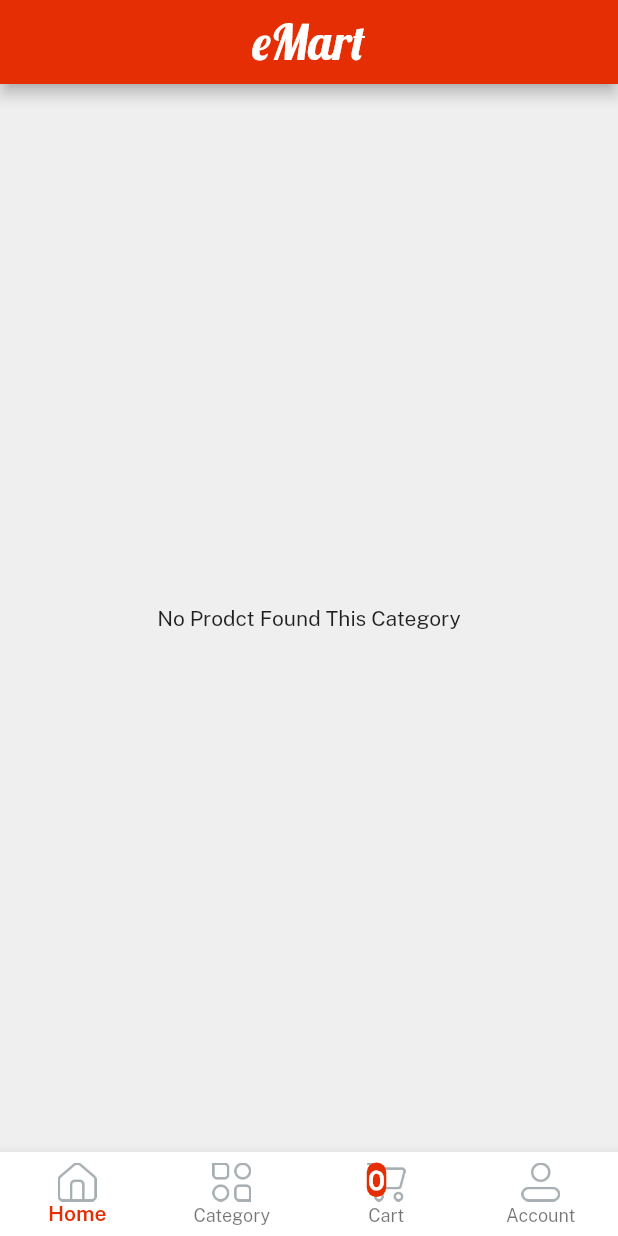
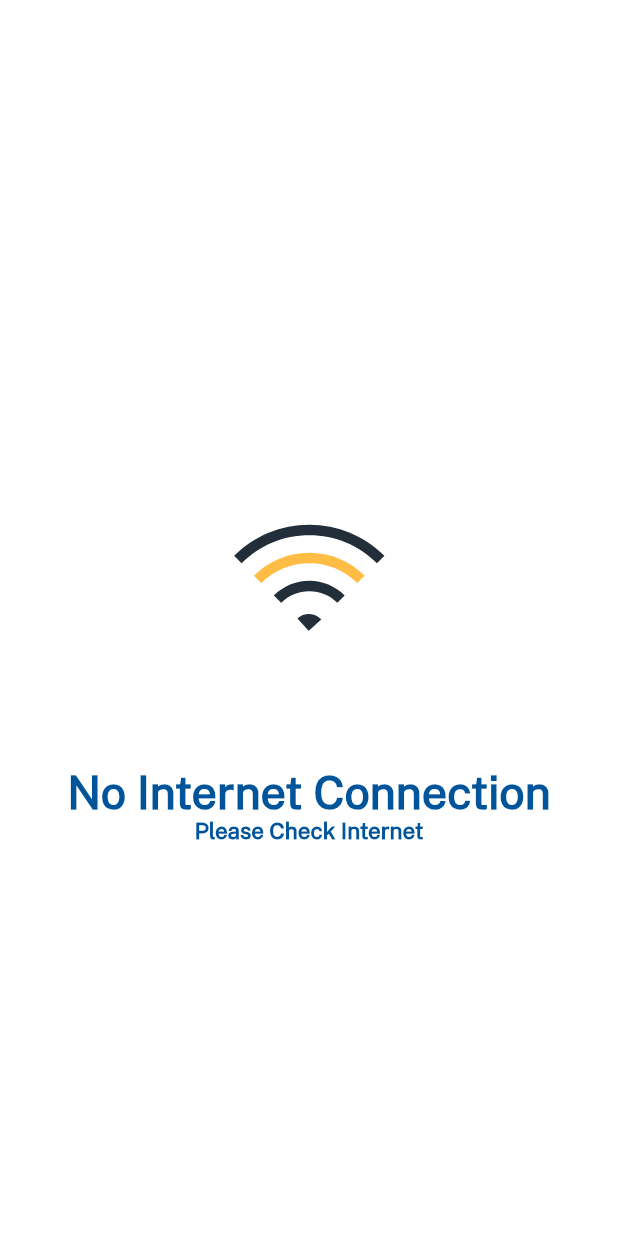
Before and after one commit to desai-rohit/emart, a Flutter app: the screen it shows once a user with an empty profile is signed in, on a phone screen of 412 x 824 dp. Run offline on Flutter 3.47's test engine with Material 2 defaults, Android fonts, the light colour scheme and no system bars; our stand-ins replace cached_network_image, cloud_firestore, connectivity_plus, firebase_auth, firebase_core, firebase_storage and 7 more; missing offline and left inert: razorpay_flutter; accounts and stored records are empty.

Commit message:
connectivity check

```diff
--- a/lib/views/pages/home.dart
+++ b/lib/views/pages/home.dart
@@ -5,6 +5,8 @@ import 'package:ecommerse_dev_app/services/firestore_services.dart';
 import 'package:ecommerse_dev_app/views/pages/cart_page/cart_page.dart';
 import 'package:ecommerse_dev_app/views/pages/category_screen/category_screen.dart';
 import 'package:ecommerse_dev_app/views/pages/home_screen/home_page.dart';
+import 'package:ecommerse_dev_app/views/pages/no_internet/no_internet.dart';
+import 'package:ecommerse_dev_app/views/pages/no_internet/provider_internet.dart';
 import 'package:ecommerse_dev_app/views/pages/profile_page/profile_page.dart';
 import 'package:get/get.dart';
 
@@ -18,11 +20,24 @@ class Home extends StatefulWidget {
 
 class _HomeState extends State<Home> {
 
+  @override
+  void initState() {
+
+ var controller = Get.put(ProviderInternet());
+
+ controller.startMonitoring();
+
+    super.initState();
+  }
+
 
   @override
   Widget build(BuildContext context) {
     // init home controller
+
     var controller = Get.put(HomeController());
+     var providerinternet = Get.put(ProviderInternet());
+     print(providerinternet.isOnline.value);
     var navbarItem = [
       BottomNavigationBarItem(
           icon: Image.asset(
@@ -87,25 +102,24 @@ class _HomeState extends State<Home> {
       const CartPage(),
       const ProfilePage(),
     ];
-    return Scaffold(
+    return Obx(()=>
+     providerinternet.isOnline.value? Scaffold(
           body: Column(
             children: [
               // Obx(
               //   () => Expanded(
               //       child: navbody.elementAt(controller.currentNavIndex.value)),
               // ),
-            Obx(
-              () => Expanded(
-                child: IndexedStack(
+              Expanded(
+                  child:IndexedStack(
                     index: controller.currentNavIndex.value,
                     children: navbody,
+                  )
                 ),
-              ),
-            )
+
             ],
           ),
-        bottomNavigationBar: Obx(
-          (() => BottomNavigationBar(
+          bottomNavigationBar:  BottomNavigationBar(
                   currentIndex: controller.currentNavIndex.value,
                   type: BottomNavigationBarType.fixed,
                   backgroundColor: whiteColor,
@@ -115,7 +129,9 @@ class _HomeState extends State<Home> {
                   onTap: (value) {
                     controller.currentNavIndex.value = value;
                   },
-              )),
-        ));
+                )
+
+          ):const NoInternet(),
+    );
   }
 }
--- /dev/null
+++ b/lib/views/pages/no_internet/no_internet.dart
@@ -0,0 +1,42 @@
+import 'package:flutter/material.dart';
+import 'package:lottie/lottie.dart';
+
+class NoInternet extends StatefulWidget {
+  const NoInternet({Key? key}) : super(key: key);
+
+  @override
+  State<NoInternet> createState() => _NoInternetState();
+}
+
+class _NoInternetState extends State<NoInternet> {
+  @override
+  Widget build(BuildContext context) {
+    return Scaffold(
+      body: SafeArea(
+          child: Column(
+        mainAxisAlignment: MainAxisAlignment.center,
+        children: [
+          Lottie.asset('assets/no_internet.json',height: 250,width: 250),
+          const Center(
+            child: Text(
+              "No Internet Connection",
+              style: TextStyle(
+                  fontSize: 30,
+                  fontWeight: FontWeight.bold,
+                  color: Color.fromARGB(255, 0, 84, 153)),
+            ),
+          ),
+          const Center(
+            child: Text(
+              "Please Check Internet",
+              style: TextStyle(
+                  fontSize: 15,
+                  fontWeight: FontWeight.bold,
+                  color: Color.fromARGB(255, 0, 84, 153)),
+            ),
+          )
+        ],
+      )),
+    );
+  }
+}
--- /dev/null
+++ b/lib/views/pages/no_internet/provider_internet.dart
@@ -0,0 +1,61 @@
+import 'dart:io';
+import 'package:connectivity_plus/connectivity_plus.dart';
+import 'package:flutter/services.dart';
+import 'package:get/get.dart';
+
+class ProviderInternet extends GetxController {
+  final Connectivity _connectivity = Connectivity();
+
+  RxBool isOnline = false.obs;
+ // RxBool get isOnline => _isOnline.obs;
+
+  startMonitoring() async {
+    await initConnectivity();
+    _connectivity.onConnectivityChanged.listen((result) async {
+      if (result == ConnectivityResult.none) {
+        //isOnline.value = false;
+        isOnline(false);
+        update();
+        // notifyListeners();
+      } else {
+        await _updateConnectionStatus().then((bool isconnected) {
+        //  isOnline.value = isconnected;
+           isOnline(isconnected);
+          update();
+         // notifyListeners();
+
+        });
+      }
+    });
+  }
+
+  Future<void> initConnectivity() async {
+    try {
+      var status = await _connectivity.checkConnectivity();
+
+      if (status == ConnectivityResult.none) {
+       // isOnline.value = false;
+         isOnline(false);
+      } else {
+       // isOnline.value = true;
+         isOnline(true);
+        update();
+       // notifyListeners();
+      }
+    } on PlatformException {}
+  }
+
+  Future<bool> _updateConnectionStatus() async {
+    bool? isconnected;
+    try {
+      final List<InternetAddress> result =
+          await InternetAddress.lookup("google.com");
+      if (result.isNotEmpty && result[0].rawAddress.isNotEmpty) {
+        isconnected = true;
+      }
+    } on SocketException catch (_) {
+      isconnected = false;
+    }
+    return isconnected!;
+  }
+}
--- a/pubspec.yaml
+++ b/pubspec.yaml
@@ -53,6 +53,10 @@ dependencies:
   cloud_firestore: ^4.8.0
   google_fonts:
   change_app_package_name: ^1.1.0
+  connectivity_plus: ^4.0.2
+  provider: ^6.0.5
+
+
 
 
 dev_dependencies:
```
Also changed, not shown: assets/no_internet.json (added, +1 -0 lines), lib/views/pages/product_details_page/prodcut_deails.dart (+33 -17 lines), pubspec.lock, 4 other files. Lines whose indentation alone changed are shown as unchanged.
